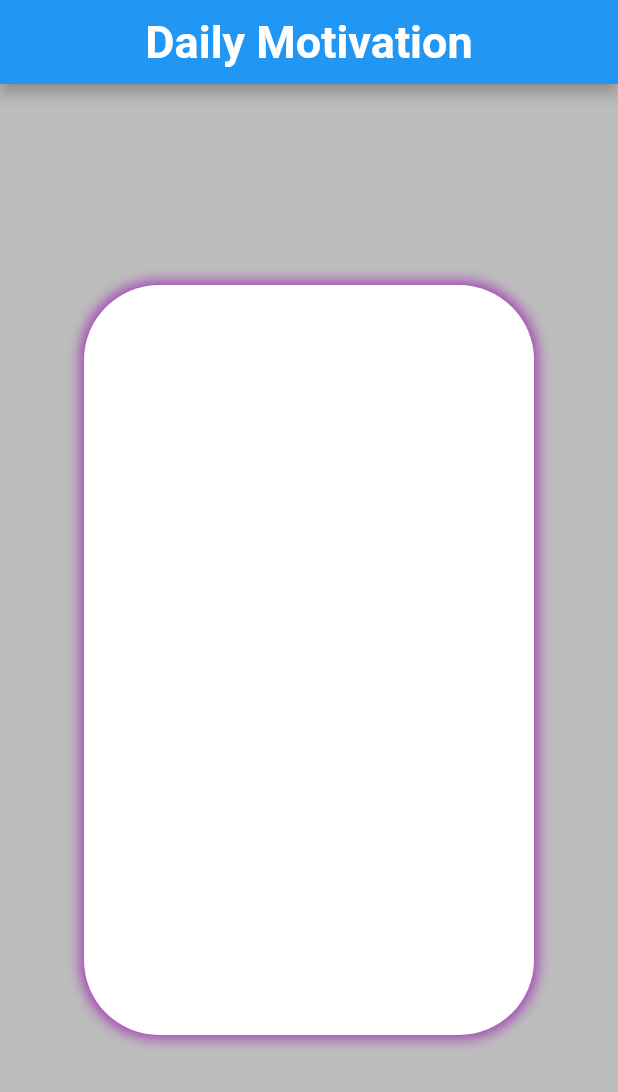
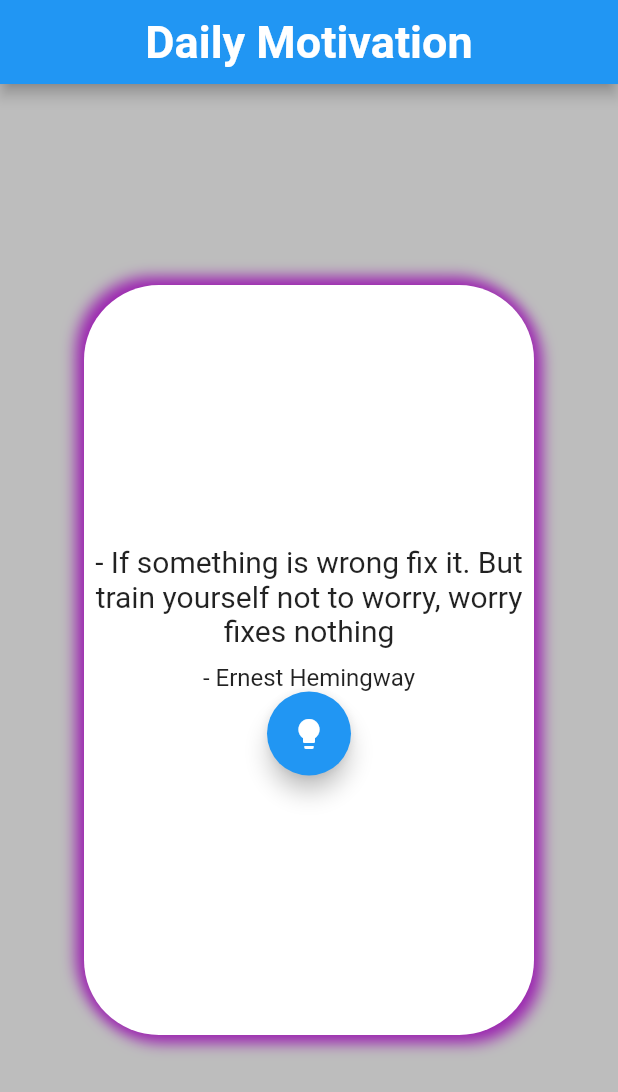
Before and after one commit to ridwan-101/Quote_App, a Flutter app: the screen it shows after launch, on a phone screen of 412 x 824 dp. Shown: the top 1092 px of the screen. Run offline on Flutter 3.47's test engine with Material 2 defaults, Android fonts, the phone set to English and light mode, and no system bars.

Commit message:
Second Commit

```diff
--- a/lib/UI/home.dart
+++ b/lib/UI/home.dart
@@ -1,13 +1,36 @@
 import 'package:flutter/material.dart';
+import '../UI/quote.dart';
 
-class HomePage extends StatelessWidget {
+class HomePage extends StatefulWidget {
   const HomePage({super.key});
 
+  @override
+  State<HomePage> createState() => _HomePageState();
+}
+
+class _HomePageState extends State<HomePage> {
+  int _index = 0;
+  List<Map<String, String>> quotesList = [
+    {
+      'quote':
+          'If something is wrong fix it. But train yourself not to worry, worry fixes nothing',
+      'author': 'Ernest Hemingway',
+    },
+    {
+      'quote': 'The best way to predict the future is to create it',
+      'author': 'Abraham Lincoln',
+    },
+    {
+      'quote':
+          'Success is not the key to happiness. Happiness is the key to success.',
+      'author': 'Albert Schweitzer',
+    },
+  ];
   @override
   Widget build(BuildContext context) {
     return Scaffold(
       appBar: AppBar(
-        title: Text(
+        title: const Text(
           "Daily Motivation",
           style: TextStyle(fontSize: 30, fontWeight: FontWeight.bold),
         ),
@@ -20,15 +43,52 @@ class HomePage extends StatelessWidget {
             height: 500,
             width: 300,
             decoration: BoxDecoration(
-                color: Colors.white,
-                borderRadius: BorderRadius.circular(50),
-                boxShadow: [
-                  BoxShadow(
-                      color: Colors.purple, spreadRadius: 1, blurRadius: 8)
-                ]),
+              color: Colors.white,
+              borderRadius: BorderRadius.circular(50),
+              boxShadow: const [
+                BoxShadow(
+                    color: Colors.purple,
+                    spreadRadius: 1,
+                    blurRadius: 8,
+                    offset: Offset(4, 4)),
+                BoxShadow(
+                    color: Colors.purple,
+                    spreadRadius: 1,
+                    blurRadius: 8,
+                    offset: Offset(-4, -4)),
+              ],
+            ),
+            child: Column(
+              mainAxisAlignment: MainAxisAlignment.center,
+              children: <Widget>[
+                Text(
+                  '- ${quotesList[_index % quotesList.length]['quote'] ?? 'Anonymous'}',
+                  style: TextStyle(fontSize: 20),
+                  textAlign: TextAlign.center,
+                ),
+                const SizedBox(height: 10),
+                Text(
+                  '- ${quotesList[_index % quotesList.length]['author'] ?? 'Anonymous'}',
+                  style: TextStyle(fontSize: 16),
+                  textAlign: TextAlign.center,
+                ),
+                FloatingActionButton(
+                  onPressed: _showQuote,
+                  child: const Icon(Icons.lightbulb),
+                )
+              ],
+            ),
           ),
         ),
       ),
     );
   }
+
+  void _showQuote() {
+    //incremnt by 1 each time
+
+    setState(() {
+      _index += 1;
+    });
+  }
 }
--- /dev/null
+++ b/lib/UI/quote.dart
@@ -0,0 +1,430 @@
+String kQuote = 'quote';
+String kAuthor = 'author';
+String anonymous = 'Anonymous';
+
+List quotesList = [
+  {
+    kQuote:
+        'If something is wrong fix it. But train your self not to worry, worry fixes nothing',
+    kAuthor: 'Ernest Hemingway'
+  },
+  {
+    kQuote:
+        "Temperamentally anxious people can have a hard time staying motivated, period, because their intense focus on their worries distracts them from their goals",
+    kAuthor: "Winifred Gallagher, Rapt: Attention and the Focused Life",
+  },
+  {
+    kQuote:
+        "I've had a lot of worries in my life, most of which never happened.",
+    kAuthor: "Mark Twain",
+  },
+  {
+    kQuote:
+        "Everytime I judge someone else, I reveal an unhealed part of my self.",
+    kAuthor: "Don Miguel Ruiz",
+  },
+  {
+    kQuote:
+        "You can't litter negativity everywhere and wonder why you have a trashy life.Over thinking ruins you. It ruins the situation, twists things around, makes you worry about futile questions and makes everything much worse than actually it is.",
+    kAuthor: anonymous,
+  },
+  {
+    kQuote: '''Smile, you don't own all the problems in the world.
+            Eventually all pieces will fall into place. Until then laugh at the confusion, live in the moment and know that everything happens for a reason.
+            ''',
+    kAuthor: anonymous,
+  },
+  {
+    kQuote:
+        "If you've given up and chosen something else, then don't hold on to what you let go.",
+    kAuthor: "Hoon jae, Legend of the Blue Sea",
+  },
+  {
+    kQuote:
+        "A creative man is motivated by the desire to achieve, not by the desire to beat others.",
+    kAuthor: "Ayn Rand",
+  },
+  {
+    kQuote: "Truth suffers from too much analysis",
+    kAuthor: 'Ancient Fremen Saying',
+  },
+  {
+    kQuote: "My philosophy is that worrying means you suffer twice.",
+    kAuthor: "J.K. Rowling",
+  },
+  {
+    kQuote:
+        "In every life we have some trouble. But when you worry, you make it double.",
+    kAuthor: 'Bobby McFerrin, Don’t Worry be Happy',
+  },
+  {
+    kQuote:
+        "Empty pockets never held anyone back. Only empty heads and empty hearts can do that.",
+    kAuthor: "Norman Vincent Peale",
+  },
+  {
+    kQuote:
+        "There is nothing that wastes the body like worry, and one who has any faith in God should be ashamed to worry about anything whatsoever.",
+    kAuthor: "Mohandas Gandhi",
+  },
+  {
+    kQuote:
+        "The reason why we struggle with insecurity is because we compare our behind the scenes with everyone else’s highlight reel.",
+    kAuthor: "Stephen Furtick",
+  },
+  {
+    kQuote:
+        "If you want to be happy, do not dwell in the past, do not worry about the future, focus on living fully in the present.",
+    kAuthor: "Roy T. Bennett, The Light in the Heart",
+  },
+  {
+    kQuote: "A day of worry is more exhausting than a week of work.",
+    kAuthor: "John Lubbock",
+  },
+  {
+    kQuote: "In a society, only those who don't have skills complain.",
+    kAuthor: 'Kakashi Hatake, Naruto',
+  },
+  {
+    kQuote: "The man who moves the mountains begins by moving small stones.",
+    kAuthor: "Confucius",
+  },
+  {
+    kQuote:
+        "Over thinking ruins you. Ruins the situation, twists things around, make you worry and just makes everything worse than it actually is.",
+    kAuthor: anonymous,
+  },
+  {
+    kQuote: "The moment you stop chasing happiness, you become happy.",
+    kAuthor: "Sandy Hyatt-James",
+  },
+  {
+    kQuote:
+        "Letting go gives us freedom, and freedom is the only condition for happiness. If, in our heart, we still cling to anything - anger, anxiety, or possessions - we cannot be free.",
+    kAuthor: "Thich Nhat Hanh",
+  },
+  {
+    kQuote:
+        "Unaccepted, the universe has no meaning; it is senseless fate and chaos, but acceptance is a way of discovering meaning, not of manufacturing it.",
+    kAuthor: "Alan W. Watts",
+  },
+  {
+    kQuote:
+        "Always be happy, you never know how happy you can make another by just being happy.",
+    kAuthor: "Ogwo David Emenike",
+  },
+  {
+    kQuote:
+        "Happiness is always there. You just have to choose to see it. There's no point dwelling in the dark and ignoring the light of the stars.",
+    kAuthor: "Carrie Hope Fletcher",
+  },
+  {
+    kQuote:
+        "Happiness is a perfume you cannot pour on others without getting some on yourself",
+    kAuthor: "Ralph Waldo Emerson",
+  },
+  {
+    kQuote:
+        "Letting go gives us freedom, and freedom is the only condition for happiness. If, in our heart, we still cling to anything - anger, anxiety, or possessions - we cannot be free.",
+    kAuthor: "Thich Nhat Hanh",
+  },
+  {
+    kQuote:
+        "A calm and modest life brings more happiness than the pursuit of success combined with constant restlessness.",
+    kAuthor: "Albert Einstein",
+  },
+  {
+    kQuote: "Turn your wounds into wisdom.",
+    kAuthor: "Oprah Winfrey",
+  },
+  {
+    kQuote:
+        "Take responsibility of your own happiness, never put it in other people’s hands.",
+    kAuthor: "Roy T. Bennett",
+  },
+  {
+    kQuote:
+        "Its important to know when to leave , whether its , a Party, a Job, or evening a Relationship. If it aint right , dont stressed it . just walk away peacefully.",
+    kAuthor: "Shaneika Marie",
+  },
+  {
+    kQuote:
+        "Destiny, I feel, is also a relationship - a play between divine grace and willful self-effort.",
+    kAuthor: "Elizabeth Gilbert, Eat, Pray, Love",
+  },
+  {
+    kQuote:
+        "You know what I admire the most in romantic relationships? The couple's ability to express childish expressions.",
+    kAuthor: "Dr.Hong, Doctors",
+  },
+  {
+    kQuote:
+        "Every relationship ends because of distance. Some people are too far, but most are just too close.",
+    kAuthor: anonymous
+  },
+  {
+    kQuote:
+        "If you are driven by fear, anger or pride nature will force you to compete. If you are guided by courage, awareness, tranquility and peace nature will serve you.",
+    kAuthor: "Amit Ray",
+  },
+  {
+    kQuote: "When we have done our best, we should wait the result in peace.",
+    kAuthor: "John Lubbock",
+  },
+  {
+    kQuote:
+        "Letting go gives us freedom, and freedom is the only condition for happiness. If, in our heart, we still cling to anything - anger, anxiety, or possessions - we cannot be free.",
+    kAuthor: "Thich Nhat Hanh",
+  },
+  {
+    kQuote:
+        "Stress and confusion come from being busy. Peace and clarity come from slowing down and stilling your waters.",
+    kAuthor: "Maxime Lagacé",
+  },
+  {
+    kQuote:
+        "If the selflessness of phenomena is analyzed and if this analysis is cultivated, it causes the effect of attaining nirvana. Through no other cause does one come to peace.",
+    kAuthor: anonymous,
+  },
+  {
+    kQuote: "Human happiness and moral duty are inseparably connected.",
+    kAuthor: "George Washington",
+  },
+  {
+    kQuote:
+        "Youth is happy because it has the capacity to see beauty. Anyone who keeps the ability to see beauty never grows old.",
+    kAuthor: "Franz Kafka",
+  },
+  {
+    kQuote:
+        "When we hate our enemies, we are giving them power over us: power over our sleep, our appetites, our blood pressure, our health, and our happiness",
+    kAuthor: "Dale Carnegie,How to Stop Worrying and Start Living",
+  },
+  {
+    kQuote:
+        "Adaptiveness is the shortest road to happiness. Get used to everything around you.",
+    kAuthor: "Mwanandeke Kindembo",
+  },
+  {
+    kQuote:
+        "We are sometimes dragged into a pit of unhappiness by someone else’s opinion that we do not look happy",
+    kAuthor: "Mokokoma Mokhonoana",
+  },
+  {
+    kQuote:
+        "... For without pain, there can be no pleasure. Without sadness, there can be no happiness. Without misery there can be no beauty. And without these, life is endless, hopeless, doomed and damned.Adult. You have become adult.",
+    kAuthor: "Harlan Ellison, Paingod and Other Delusions",
+  },
+  {
+    kQuote:
+        'If something is wrong fix it. But train your self not to worry, worry fixes nothing',
+    kAuthor: 'Ernest Hemingway'
+  },
+  {
+    kQuote:
+        "Temperamentally anxious people can have a hard time staying motivated, period, because their intense focus on their worries distracts them from their goals",
+    kAuthor: "Winifred Gallagher, Rapt: Attention and the Focused Life",
+  },
+  {
+    kQuote:
+        "I've had a lot of worries in my life, most of which never happened.",
+    kAuthor: "Mark Twain",
+  },
+  {
+    kQuote:
+        "Everytime I judge someone else, I reveal an unhealed part of my self.",
+    kAuthor: "Don Miguel Ruiz",
+  },
+  {
+    kQuote:
+        "You can't litter negativity everywhere and wonder why you have a trashy life.Over thinking ruins you. It ruins the situation, twists things around, makes you worry about futile questions and makes everything much worse than actually it is.",
+    kAuthor: anonymous,
+  },
+  {
+    kQuote: '''Smile, you don't own all the problems in the world.
+            Eventually all pieces will fall into place. Until then laugh at the confusion, live in the moment and know that everything happens for a reason.
+            ''',
+    kAuthor: anonymous,
+  },
+  {
+    kQuote:
+        "If you've given up and chosen something else, then don't hold on to what you let go.",
+    kAuthor: "Hoon jae, Legend of the Blue Sea",
+  },
+  {
+    kQuote:
+        "A creative man is motivated by the desire to achieve, not by the desire to beat others.",
+    kAuthor: "Ayn Rand",
+  },
+  {
+    kQuote: "Truth suffers from too much analysis",
+    kAuthor: 'Ancient Fremen Saying',
+  },
+  {
+    kQuote: "My philosophy is that worrying means you suffer twice.",
+    kAuthor: "J.K. Rowling",
+  },
+  {
+    kQuote:
+        "In every life we have some trouble. But when you worry, you make it double.",
+    kAuthor: 'Bobby McFerrin, Don’t Worry be Happy',
+  },
+  {
+    kQuote:
+        "Empty pockets never held anyone back. Only empty heads and empty hearts can do that.",
+    kAuthor: "Norman Vincent Peale",
+  },
+  {
+    kQuote:
+        "There is nothing that wastes the body like worry, and one who has any faith in God should be ashamed to worry about anything whatsoever.",
+    kAuthor: "Mohandas Gandhi",
+  },
+  {
+    kQuote:
+        "The reason why we struggle with insecurity is because we compare our behind the scenes with everyone else’s highlight reel.",
+    kAuthor: "Stephen Furtick",
+  },
+  {
+    kQuote:
+        "If you want to be happy, do not dwell in the past, do not worry about the future, focus on living fully in the present.",
+    kAuthor: "Roy T. Bennett, The Light in the Heart",
+  },
+  {
+    kQuote: "A day of worry is more exhausting than a week of work.",
+    kAuthor: "John Lubbock",
+  },
+  {
+    kQuote: "In a society, only those who don't have skills complain.",
+    kAuthor: 'Kakashi Hatake, Naruto',
+  },
+  {
+    kQuote: "The man who moves the mountains begins by moving small stones.",
+    kAuthor: "Confucius",
+  },
+  {
+    kQuote:
+        "Over thinking ruins you. Ruins the situation, twists things around, make you worry and just makes everything worse than it actually is.",
+    kAuthor: anonymous,
+  },
+  {
+    kQuote: "The moment you stop chasing happiness, you become happy.",
+    kAuthor: "Sandy Hyatt-James",
+  },
+  {
+    kQuote:
+        "Letting go gives us freedom, and freedom is the only condition for happiness. If, in our heart, we still cling to anything - anger, anxiety, or possessions - we cannot be free.",
+    kAuthor: "Thich Nhat Hanh",
+  },
+  {
+    kQuote:
+        "Unaccepted, the universe has no meaning; it is senseless fate and chaos, but acceptance is a way of discovering meaning, not of manufacturing it.",
+    kAuthor: "Alan W. Watts",
+  },
+  {
+    kQuote:
+        "Always be happy, you never know how happy you can make another by just being happy.",
+    kAuthor: "Ogwo David Emenike",
+  },
+  {
+    kQuote:
+        "Happiness is always there. You just have to choose to see it. There's no point dwelling in the dark and ignoring the light of the stars.",
+    kAuthor: "Carrie Hope Fletcher",
+  },
+  {
+    kQuote:
+        "Happiness is a perfume you cannot pour on others without getting some on yourself",
+    kAuthor: "Ralph Waldo Emerson",
+  },
+  {
+    kQuote:
+        "Letting go gives us freedom, and freedom is the only condition for happiness. If, in our heart, we still cling to anything - anger, anxiety, or possessions - we cannot be free.",
+    kAuthor: "Thich Nhat Hanh",
+  },
+  {
+    kQuote:
+        "A calm and modest life brings more happiness than the pursuit of success combined with constant restlessness.",
+    kAuthor: "Albert Einstein",
+  },
+  {
+    kQuote: "Turn your wounds into wisdom.",
+    kAuthor: "Oprah Winfrey",
+  },
+  {
+    kQuote:
+        "Take responsibility of your own happiness, never put it in other people’s hands.",
+    kAuthor: "Roy T. Bennett",
+  },
+  {
+    kQuote:
+        "Its important to know when to leave , whether its , a Party, a Job, or evening a Relationship. If it aint right , dont stressed it . just walk away peacefully.",
+    kAuthor: "Shaneika Marie",
+  },
+  {
+    kQuote:
+        "Destiny, I feel, is also a relationship - a play between divine grace and willful self-effort.",
+    kAuthor: "Elizabeth Gilbert, Eat, Pray, Love",
+  },
+  {
+    kQuote:
+        "You know what I admire the most in romantic relationships? The couple's ability to express childish expressions.",
+    kAuthor: "Dr.Hong, Doctors",
+  },
+  {
+    kQuote:
+        "Every relationship ends because of distance. Some people are too far, but most are just too close.",
+    kAuthor: anonymous
+  },
+  {
+    kQuote:
+        "If you are driven by fear, anger or pride nature will force you to compete. If you are guided by courage, awareness, tranquility and peace nature will serve you.",
+    kAuthor: "Amit Ray",
+  },
+  {
+    kQuote: "When we have done our best, we should wait the result in peace.",
+    kAuthor: "John Lubbock",
+  },
+  {
+    kQuote:
+        "Letting go gives us freedom, and freedom is the only condition for happiness. If, in our heart, we still cling to anything - anger, anxiety, or possessions - we cannot be free.",
+    kAuthor: "Thich Nhat Hanh",
+  },
+  {
+    kQuote:
+        "Stress and confusion come from being busy. Peace and clarity come from slowing down and stilling your waters.",
+    kAuthor: "Maxime Lagacé",
+  },
+  {
+    kQuote:
+        "If the selflessness of phenomena is analyzed and if this analysis is cultivated, it causes the effect of attaining nirvana. Through no other cause does one come to peace.",
+    kAuthor: anonymous,
+  },
+  {
+    kQuote: "Human happiness and moral duty are inseparably connected.",
+    kAuthor: "George Washington",
+  },
+  {
+    kQuote:
+        "Youth is happy because it has the capacity to see beauty. Anyone who keeps the ability to see beauty never grows old.",
+    kAuthor: "Franz Kafka",
+  },
+  {
+    kQuote:
+        "When we hate our enemies, we are giving them power over us: power over our sleep, our appetites, our blood pressure, our health, and our happiness",
+    kAuthor: "Dale Carnegie,How to Stop Worrying and Start Living",
+  },
+  {
+    kQuote:
+        "Adaptiveness is the shortest road to happiness. Get used to everything around you.",
+    kAuthor: "Mwanandeke Kindembo",
+  },
+  {
+    kQuote:
+        "We are sometimes dragged into a pit of unhappiness by someone else’s opinion that we do not look happy",
+    kAuthor: "Mokokoma Mokhonoana",
+  },
+  {
+    kQuote:
+        "... For without pain, there can be no pleasure. Without sadness, there can be no happiness. Without misery there can be no beauty. And without these, life is endless, hopeless, doomed and damned.Adult. You have become adult.",
+    kAuthor: "Harlan Ellison, Paingod and Other Delusions",
+  }
+];
--- a/pubspec.yaml
+++ b/pubspec.yaml
@@ -35,6 +35,8 @@ dependencies:
   # The following adds the Cupertino Icons font to your application.
   # Use with the CupertinoIcons class for iOS style icons.
   cupertino_icons: ^1.0.2
+  flutter_icons: ^1.1.0
+  http: ^0.13.6
 
 dev_dependencies:
   flutter_test:
```
Also changed, not shown: pubspec.lock, 1 other file.
